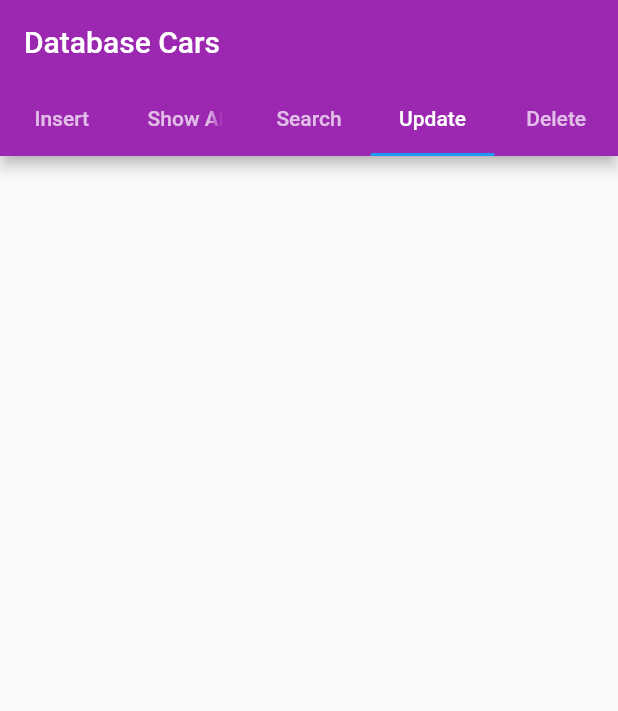
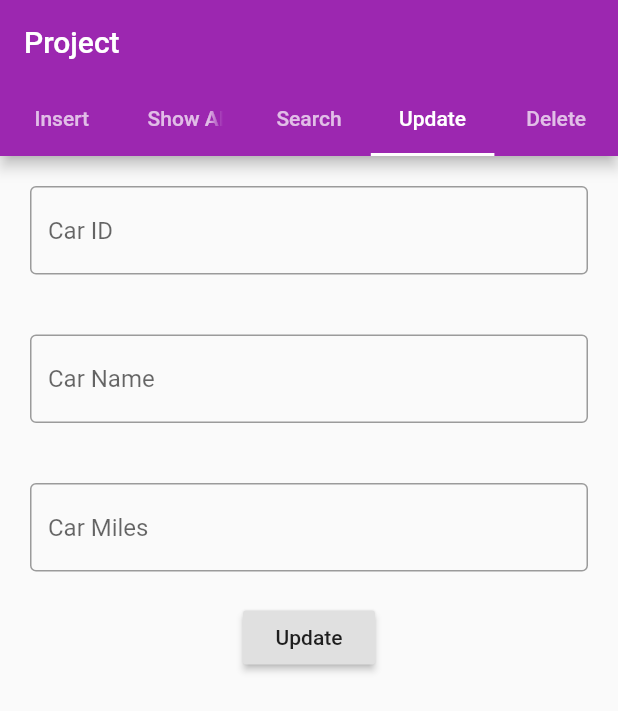
Before and after one commit to Mohammeddarras/cars_database_app, a Flutter app: the screen it shows after launch, tab 4 chosen, on a phone screen of 412 x 824 dp. Shown: the top 711 px of the screen. Run offline on Flutter 3.47's test engine with Material 2 defaults, Android fonts, the phone set to English and light mode, and no system bars; our stand-ins replace sqflite; accounts and stored records are empty.

Commit message:
End of the program

```diff
--- a/lib/car.dart
+++ b/lib/car.dart
@@ -1,19 +1,18 @@
-
 import 'db_helper.dart';
 
-class car {
-
+class Car {
   int id;
   String name;
   int miles;
 
-  car({this.id, this.name, this.miles});
+  Car(this.id, this.name, this.miles);
 
-  car.fromMap(Map<String, dynamic> map){
+  Car.fromMap(Map<String, dynamic> map) {
     id = map['id'];
     name = map['name'];
     miles = map['miles'];
   }
+
   Map<String, dynamic> toMap() {
     return {
       DatabaseHelper.columnId: id,
--- a/lib/db_helper.dart
+++ b/lib/db_helper.dart
@@ -3,7 +3,6 @@ import 'package:sqflite/sqflite.dart';
 import 'car.dart';
 
 class DatabaseHelper {
-
   static final _databaseName = "cardb.db";
   static final _databaseVersion = 1;
   static final table = "cars_table";
@@ -12,61 +11,67 @@ class DatabaseHelper {
   static final columnName = "name";
   static final columnMiles = "miles";
 
-  //Singleton
+  //singleton
   DatabaseHelper._privateConstructor();
   static final DatabaseHelper instance = DatabaseHelper._privateConstructor();
 
   static Database _database;
 
-  _initDatabase () async {
+  _initDatabase() async {
     String path = join(await getDatabasesPath(), _databaseName);
-    return await openDatabase(path ,version: _databaseVersion, onCreate: _onCreate );
+    return await openDatabase(path,
+        version: _databaseVersion, onCreate: _onCreate);
   }
 
-  Future<Database> get database async{
-    if(_database != null )return _database;
+  Future<Database> get database async {
+    if (_database != null) return _database;
     _database = await _initDatabase();
     return _database;
   }
 
-  Future _onCreate(Database db , int version) async{
+  Future _onCreate(Database db, int version) async {
     await db.execute('''
-    creat table $table(
-    $columnId integer primary key autoincrement,
-    $columnName text not null,
-    $columnMiles integer)
+        create table $table(
+        $columnId integer primary key autoincrement,
+        $columnName Text not null,
+        $columnMiles integer)
     ''');
   }
 
-  Future<int> insert (car c) async{
+  //Helper Methods
+  Future<int> insert(Car c) async {
     Database db = await instance.database;
+    /*var n = c.name;
+    var m = c.miles;
+    db.execute("insert into $table($columnName, $columnMiles) values($n, $m)");*/
 
     return await db.insert(table, {columnName: c.name, columnMiles: c.miles});
   }
 
-  Future<List<Map<String, dynamic>>> queryAllRows() async{
+  Future<List<Map<String, dynamic>>> queryAllRows() async {
     Database db = await instance.database;
     return await db.query(table);
   }
 
-  Future<List<Map<String, dynamic>>> queryRows(name) async{
+  Future<List<Map<String, dynamic>>> queryRows(name) async {
     Database db = await instance.database;
     return await db.query(table, where: "$columnName like '%$name%'");
   }
 
-  Future<int> queryRowCount()async{
+  Future<int> queryRowCount() async {
     Database db = await instance.database;
-    return Sqflite.firstIntValue(await db.rawQuery("select count(*) from $table"));
+    return Sqflite.firstIntValue(
+        await db.rawQuery("select count(*) from $table"));
   }
 
-  Future<int> delete(int id) async{
+  Future<int> delete(int id) async {
     Database db = await instance.database;
     return await db.delete(table, where: '$columnId=?', whereArgs: [id]);
   }
 
-  Future<int> update(car c) async{
+  Future<int> update(Car c) async {
     Database db = await instance.database;
-    return await db.update(table, c.toMap(), where: '$columnId=?', whereArgs: [c.id]);
+    return await db
+        .update(table, c.toMap(), where: '$columnId=?', whereArgs: [c.id]);
   }
-
 }
--- a/lib/main.dart
+++ b/lib/main.dart
@@ -7,17 +7,17 @@ void main() {
 }
 
 class MyApp extends StatelessWidget {
+  // This widget is the root of your application.
   @override
   Widget build(BuildContext context) {
     return MaterialApp(
-      title: "Car Database",
+      title: 'Cars Database',
       theme: ThemeData(
-        primaryColor: Colors.purple,
+        primarySwatch: Colors.purple,
       ),
       home: MyHomePage(),
     );
   }
-
 }
 
 class MyHomePage extends StatefulWidget {
@@ -26,99 +26,258 @@ class MyHomePage extends StatefulWidget {
 }
 
 class _MyHomePageState extends State<MyHomePage> {
-
   final dbHelper = DatabaseHelper.instance;
-  List<int> cars = [];
-  List<int> carsByName = [];
-
+  List<Car> cars = [];
+  List<Car> carsByName = [];
+  //Controllers for insert
   var nameController = TextEditingController();
   var milesController = TextEditingController();
+  //Controllers for delete
+  var delidController = TextEditingController();
+  //Controllers for update
+  var updIdController = TextEditingController();
+  var updNameController = TextEditingController();
+  var updMilesController = TextEditingController();
+  //Controller for search
+  var searchController = TextEditingController();
 
-  var delidController = TextEditingController();
+  var _globalkey = new GlobalKey<ScaffoldState>();
 
+  void showMassege(String msg){
+
+    _globalkey.currentState.showSnackBar(SnackBar(content: Text(msg)));
+
+  }
 
   @override
   Widget build(BuildContext context) {
-    return DefaultTabController(length: 5,
+    return DefaultTabController(
+      length: 5,
       child: Scaffold(
+        key: _globalkey,
         appBar: AppBar(
           bottom: TabBar(
             tabs: [
-                Tab(text: "Insert"),
-                Tab(text: "Show All"),
-                Tab(text: "Search"),
-                Tab(text: "Update"),
-                Tab(text: "Delete"),
+              Tab(text: 'Insert'),
+              Tab(text: 'Show All'),
+              Tab(text: 'Search'),
+              Tab(text: 'Update'),
+              Tab(text: 'Delete'),
             ],
           ),
-            title: Text('Database Cars'),
+          title: Text("Project"),
         ),
         body: TabBarView(
           children: [
-              Center(child: Column(
+            Center(
+              child: Column(
                 children: [
                   Container(
-                    padding: EdgeInsets.all(10),
+                    padding: EdgeInsets.all(20),
                     child: TextField(
                       controller: nameController,
-                      decoration: InputDecoration(border: OutlineInputBorder
-                        (borderRadius: BorderRadius.circular(20)),
-                          hintText: 'car name'),
+                      decoration: InputDecoration(
+                          border: OutlineInputBorder(), hintText: 'Car Name'),
                     ),
                   ),
                   Container(
-                    padding: EdgeInsets.all(10),
+                    padding: EdgeInsets.all(20),
                     child: TextField(
                       controller: milesController,
-                      decoration: InputDecoration(border: OutlineInputBorder
-                        (borderRadius: BorderRadius.circular(20)),
-                          hintText: 'car miles'),
+                      decoration: InputDecoration(
+                          border: OutlineInputBorder(), hintText: 'Car Miles'),
                     ),
                   ),
                   RaisedButton(
-                      onPressed: (){_addCar();},
                     child: Text('Save'),
+                    onPressed: () {
+                      _addCar();
+                    },
                   ),
                 ],
-              ),),
-              Container(),
-              Container(),
-              Container(),
-              Center(child: Column(
+              ),
+            ),
+            Container(
+              child: ListView.builder(
+                padding: EdgeInsets.all(8),
+                itemCount: cars.length + 1,
+                itemBuilder: (BuildContext context, int index) {
+                  if (index == cars.length) {
+                    return RaisedButton(
+                      child: Text("Refresh"),
+                      onPressed: () {
+                        setState(() {
+                          _showAll();
+                        });
+                      },
+                    );
+                  }
+
+                  return Container(
+                    height: 30,
+                    child: Center(
+                      child: Text(
+                        cars[index].id.toString() +
+                            " - " +
+                            cars[index].name +
+                            " - " +
+                            cars[index].miles.toString(),
+                        style: TextStyle(fontSize: 18),
+                      ),
+                    ),
+                  );
+                },
+              ),
+            ),
+            Center(
+              child: Column(
                 children: [
                   Container(
-                    padding: EdgeInsets.all(10),
+                    padding: EdgeInsets.all(20),
                     child: TextField(
-                      controller: delidController,
-                      decoration: InputDecoration(border: OutlineInputBorder
-                        (borderRadius: BorderRadius.circular(20)),
-                          hintText: 'car ID'),
+                      controller: searchController,
+                      decoration: InputDecoration(
+                          border: OutlineInputBorder(), hintText: 'Car Name'),
+                      onChanged: (text) {
+                        if (text.length >= 2) {
+                          setState(() {
+                            _search(text);
+                          });
+                        } else {
+                          setState(() {
+                            carsByName.clear();
+                          });
+                        }
+                      },
+                    ),
+                    height: 100,
+                  ),
+                  Container(
+                    height: 300,
+                    child: ListView.builder(
+                      padding: EdgeInsets.all(8),
+                      itemCount: carsByName.length,
+                      itemBuilder: (BuildContext context, int index) {
+                        return Container(
+                          height: 30,
+                          child: Center(
+                            child: Text(
+                              carsByName[index].id.toString() +
+                                  " - " +
+                                  carsByName[index].name +
+                                  " - " +
+                                  carsByName[index].miles.toString(),
+                              style: TextStyle(fontSize: 18),
+                            ),
+                          ),
+                        );
+                      },
+                    ),
+                  ),
+                ],
+              ),
+            ),
+            Center(
+              child: Column(
+                children: [
+                  Container(
+                    padding: EdgeInsets.all(20),
+                    child: TextField(
+                      controller: updIdController,
+                      decoration: InputDecoration(
+                          border: OutlineInputBorder(), hintText: 'Car ID'),
+                    ),
+                  ),
+                  Container(
+                    padding: EdgeInsets.all(20),
+                    child: TextField(
+                      controller: updNameController,
+                      decoration: InputDecoration(
+                          border: OutlineInputBorder(), hintText: 'Car Name'),
+                    ),
+                  ),
+                  Container(
+                    padding: EdgeInsets.all(20),
+                    child: TextField(
+                      controller: updMilesController,
+                      decoration: InputDecoration(
+                          border: OutlineInputBorder(), hintText: 'Car Miles'),
                     ),
                   ),
                   RaisedButton(
-                    onPressed: (){_delCar();},
-                    child: Text('Delete'),
+                    child: Text('Update'),
+                    onPressed: () {
+                      _updateCar();
+                    },
                   ),
                 ],
-              )),
-
+              ),
+            ),
+            Center(
+              child: Column(
+                children: [
+                  Container(
+                    padding: EdgeInsets.all(20),
+                    child: TextField(
+                      controller: delidController,
+                      decoration: InputDecoration(
+                          border: OutlineInputBorder(), hintText: 'Car ID'),
+                    ),
+                  ),
+                  RaisedButton(
+                    child: Text('Delete'),
+                    onPressed: () {
+                      _delCar();
+                    },
+                  ),
+                ],
+              ),
+            ),
           ],
         ),
       ),
     );
   }
 
-  void _addCar() async{
+  void _addCar() async {
     Map<String, dynamic> row = {
-      DatabaseHelper.columnName : nameController.text,
-      DatabaseHelper.columnMiles : milesController.text,
+      DatabaseHelper.columnName: nameController.text,
+      DatabaseHelper.columnMiles: int.parse(milesController.text),
     };
-    car c = car.fromMap(row);
+
+    //var c2 = new Car(0, 'abc', 1200);
+
+    Car c = Car.fromMap(row);
     var id = await dbHelper.insert(c);
+
+    showMassege("Car with id no $id has been added");
+
+    setState(() {
+      nameController.text = "";
+      milesController.text = "";
+    });
   }
 
+  void _delCar() async {
+    if (delidController.text.isNotEmpty)
+      var id = await dbHelper.delete(int.parse(delidController.text));
+  }
 
-  void _delCar() async{
-    if(!delidController.text.isEmpty)
-      var id = await dbHelper.delete(int.parse(delidController.text));  }
+  void _updateCar() async {
+    Car c = Car(int.parse(updIdController.text), updNameController.text,
+        int.parse(updMilesController.text));
+    var rowsAffected = await dbHelper.update(c);
   }
+
+  void _showAll() async {
+    final allRows = await dbHelper.queryAllRows();
+    cars.clear();
+    allRows.forEach((element) => cars.add(Car.fromMap(element)));
+  }
+
+  void _search(name) async {
+    final allRows = await dbHelper.queryRows(name);
+    carsByName.clear();
+    allRows.forEach((element) => carsByName.add(Car.fromMap(element)));
+  }
+}
```
Lines whose indentation alone changed are shown as unchanged.
